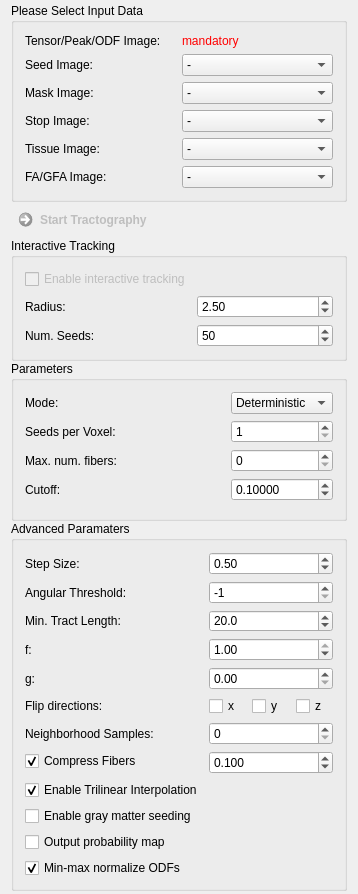
Qt form Plugins/org.mitk.gui.qt.diffusionimaging.tractography/src/internal/QmitkStreamlineTrackingViewControls.ui (MITK/MITK) before a commit.
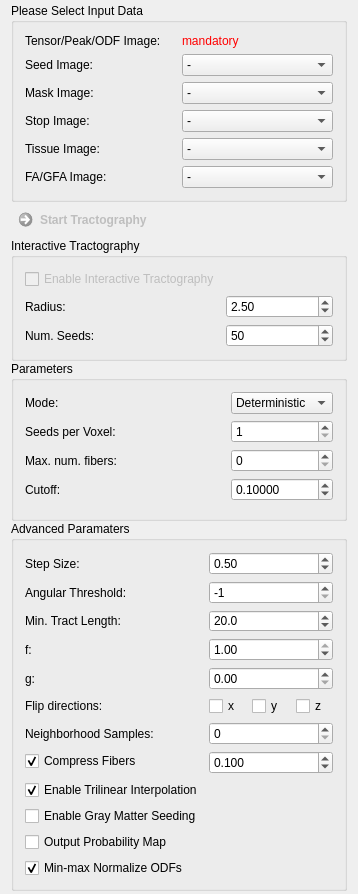
The same form after that commit. Custom widgets are drawn as their Qt base class.

```diff
--- a/Plugins/org.mitk.gui.qt.diffusionimaging.tractography/src/internal/QmitkStreamlineTrackingViewControls.ui
+++ b/Plugins/org.mitk.gui.qt.diffusionimaging.tractography/src/internal/QmitkStreamlineTrackingViewControls.ui
@@ -7,7 +7,7 @@
     <x>0</x>
     <y>0</y>
     <width>358</width>
-    <height>779</height>
+    <height>878</height>
    </rect>
   </property>
   <property name="minimumSize">
@@ -618,7 +618,7 @@
          <string>Requires tissue image.</string>
         </property>
         <property name="text">
-         <string>Enable gray matter seeding</string>
+         <string>Enable Gray Matter Seeding</string>
         </property>
         <property name="checked">
          <bool>false</bool>
@@ -631,7 +631,7 @@
          <string/>
         </property>
         <property name="text">
-         <string>Min-max normalize ODFs</string>
+         <string>Min-max Normalize ODFs</string>
         </property>
         <property name="checked">
          <bool>true</bool>
@@ -644,7 +644,7 @@
          <string>Output probability map instead of tractogram.</string>
         </property>
         <property name="text">
-         <string>Output probability map</string>
+         <string>Output Probability Map</string>
         </property>
         <property name="checked">
          <bool>false</bool>
@@ -679,7 +679,7 @@
       </sizepolicy>
      </property>
      <property name="title">
-      <string>Interactive Tracking</string>
+      <string>Interactive Tractography</string>
      </property>
      <layout class="QGridLayout" name="gridLayout_2">
       <item row="1" column="0">
@@ -698,7 +698,7 @@
          <bool>false</bool>
         </property>
         <property name="text">
-         <string>Enable interactive tracking</string>
+         <string>Enable Interactive Tractography</string>
         </property>
        </widget>
       </item>
```
Left out of the diff: 8 changed lines with no effect on the pictures.
